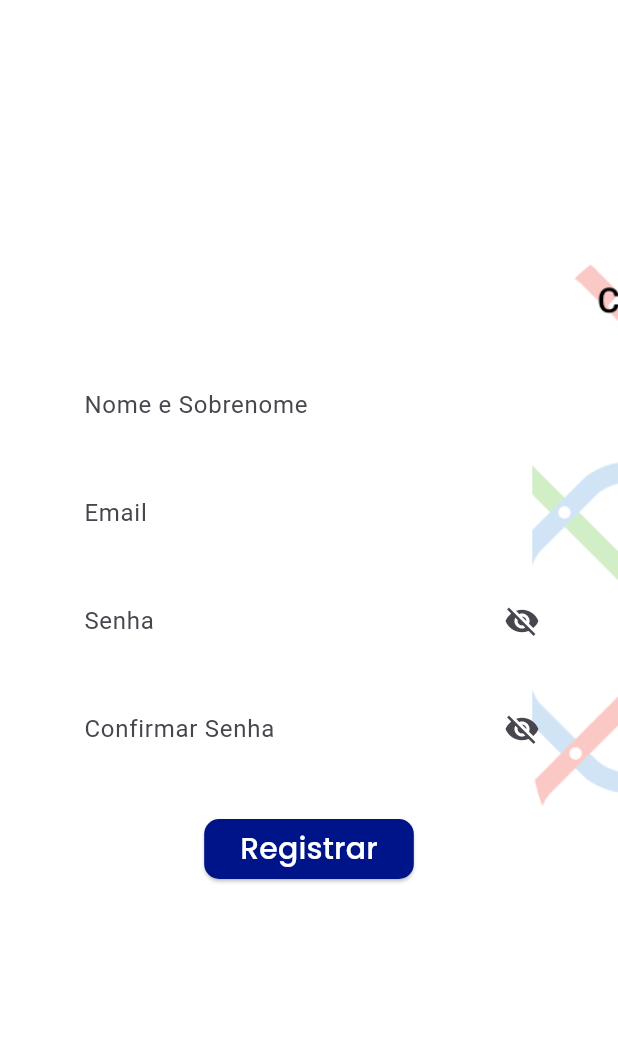
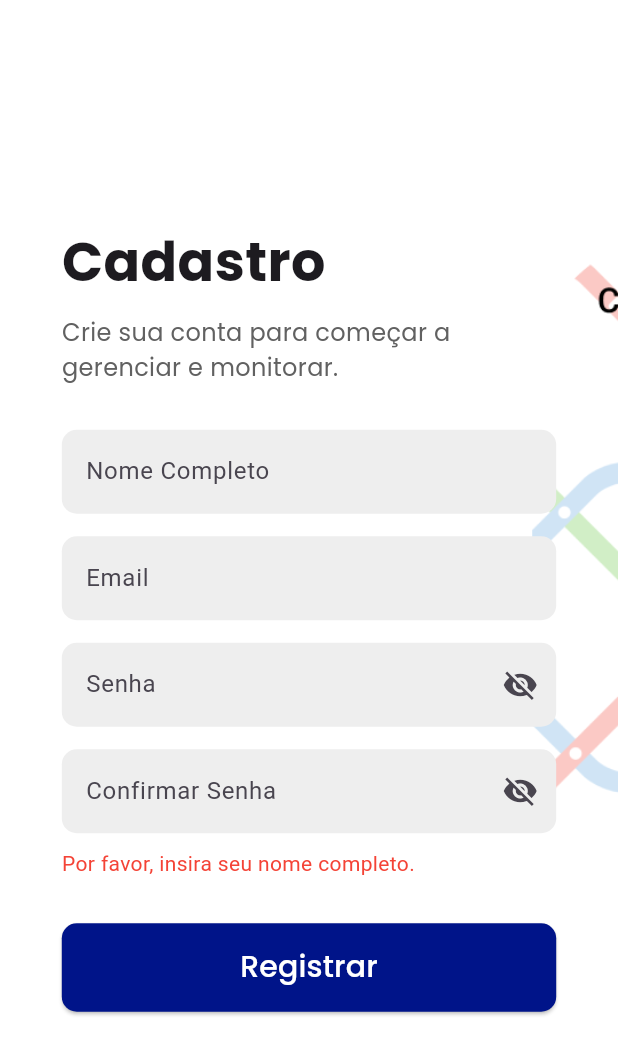
Before and after one commit to Rodrigomt21/fire-equipment-management-metro, a Flutter app: the CadastroPage screen opened by its route, after a tap on "Registrar", on a phone screen of 412 x 824 dp. Shown: the top 1055 px of the screen. Run offline on Flutter 3.47's test engine with Material 3 defaults, Android fonts, the phone set to English and light mode, and no system bars; our stand-ins replace email_validator, google_fonts, image_picker, shared_preferences, uni_links; accounts and stored records are empty.

Commit message:
Update cadastro.dart

```diff
--- a/pi_metro/lib/screens/cadastro.dart
+++ b/pi_metro/lib/screens/cadastro.dart
@@ -20,31 +20,58 @@ class _CadastroPageState extends State<CadastroPage> {
 
   @override
   Widget build(BuildContext context) {
+    final screenWidth = MediaQuery.of(context).size.width;
+
     return Scaffold(
       body: Stack(
         children: [
-          Container(
-            decoration: const BoxDecoration(
-              image: DecorationImage(
-                image: AssetImage('lib/imgs/telaCadastro.png'),
+          Positioned.fill(
+            child: Image.asset(
+              'lib/imgs/telaCadastro.png',
               fit: BoxFit.cover,
-              ),
             ),
           ),
           Center(
             child: Column(
               mainAxisAlignment: MainAxisAlignment.center,
               children: [
-                _buildTextField('Nome e Sobrenome', nomeCompletoController),
+                SizedBox(
+                  width: screenWidth < 600 ? screenWidth * 0.8 : 400,
+                  child: Column(
+                    crossAxisAlignment: CrossAxisAlignment.start,
+                    children: [
+                      Text(
+                        'Cadastro',
+                        style: GoogleFonts.poppins(
+                          fontSize: 36,
+                          fontWeight: FontWeight.bold,
+                        ),
+                      ),
+                      const SizedBox(height: 10),
+                      Text(
+                        'Crie sua conta para começar a gerenciar e monitorar.',
+                        style: GoogleFonts.poppins(
+                          fontSize: 16,
+                          color: Colors.grey[700],
+                        ),
+                      ),
+                      const SizedBox(height: 30),
+                      _buildTextField('Nome Completo', nomeCompletoController),
+                      const SizedBox(height: 15),
                       _buildTextField('Email', emailController),
+                      const SizedBox(height: 15),
                       _buildTextField('Senha', passwordController, isPassword: true),
+                      const SizedBox(height: 15),
                       _buildTextField('Confirmar Senha', confirmPasswordController, isPassword: true),
                       if (errorMessage != null)
-                  Text(
+                        Padding(
+                          padding: const EdgeInsets.only(top: 10),
+                          child: Text(
                             errorMessage!,
                             style: TextStyle(color: Colors.red, fontSize: 14),
                           ),
-                const SizedBox(height: 20),
+                        ),
+                      const SizedBox(height: 30),
                       ElevatedButton(
                         onPressed: _register,
                         style: ElevatedButton.styleFrom(
@@ -52,13 +79,20 @@ class _CadastroPageState extends State<CadastroPage> {
                           shape: RoundedRectangleBorder(
                             borderRadius: BorderRadius.circular(10),
                           ),
+                          padding: const EdgeInsets.symmetric(vertical: 15),
+                          minimumSize: const Size.fromHeight(50),
                         ),
+                        child: Center(
                           child: Text(
                             'Registrar',
                             style: GoogleFonts.poppins(
                               fontSize: 20,
                               color: Colors.white,
                             ),
+                          ),
+                        ),
+                      ),
+                    ],
                   ),
                 ),
               ],
@@ -70,9 +104,7 @@ class _CadastroPageState extends State<CadastroPage> {
   }
 
   Widget _buildTextField(String hint, TextEditingController controller, {bool isPassword = false}) {
-    return Padding(
-      padding: const EdgeInsets.symmetric(vertical: 8.0, horizontal: 40),
-      child: TextField(
+    return TextField(
       controller: controller,
       obscureText: isPassword && !_isPasswordVisible,
       decoration: InputDecoration(
@@ -91,81 +123,60 @@ class _CadastroPageState extends State<CadastroPage> {
           borderRadius: BorderRadius.circular(10),
           borderSide: BorderSide.none,
         ),
-        ),
+        filled: true,
+        fillColor: Colors.grey[200],
       ),
     );
   }
 
-  // Função para transformar cada palavra do nome completo com a primeira letra maiúscula
-  String capitalizeName(String name) {
-    return name.split(' ').map((word) => word[0].toUpperCase() + word.substring(1).toLowerCase()).join(' ');
-  }
-
   void _register() async {
-    print('Tentando registrar o usuário...');
-
     setState(() {
       errorMessage = null;
     });
 
-    // Ajustar nome para que cada palavra comece com letra maiúscula
-    final nomeCompleto = capitalizeName(nomeCompletoController.text.trim());
+    final nomeCompleto = nomeCompletoController.text.trim();
     final email = emailController.text.trim();
     final password = passwordController.text;
     final confirmPassword = confirmPasswordController.text;
 
     if (nomeCompleto.isEmpty) {
-      if (mounted) {
       setState(() {
         errorMessage = 'Por favor, insira seu nome completo.';
       });
-      }
       return;
     }
 
     if (!EmailValidator.validate(email)) {
-      if (mounted) {
       setState(() {
         errorMessage = 'Por favor, insira um email válido.';
       });
-      }
       return;
     }
 
     if (password != confirmPassword) {
-      if (mounted) {
       setState(() {
         errorMessage = 'As senhas não coincidem!';
       });
-      }
       return;
     }
 
     if (!_isPasswordValid(password)) {
-      if (mounted) {
       setState(() {
         errorMessage = 'A senha deve conter ao menos 6 caracteres, uma letra maiúscula e um caractere especial.';
       });
-      }
       return;
     }
 
     try {
       await AuthService().registra(nomeCompleto, email, password);
-      print('Registro realizado com sucesso');
-      if (mounted) {
       Navigator.pushNamed(context, '/welcome');
       ScaffoldMessenger.of(context).showSnackBar(
-          SnackBar(content: Text('Cadastro realizado com sucesso!')),
+        const SnackBar(content: Text('Cadastro realizado com sucesso!')),
       );
-      }
     } catch (e) {
-      if (mounted) {
       setState(() {
         errorMessage = 'Erro ao registrar usuário. Tente novamente.';
       });
-      }
-      print('Erro ao registrar usuário: $e');
     }
   }
 
```
Lines whose indentation alone changed are shown as unchanged.
